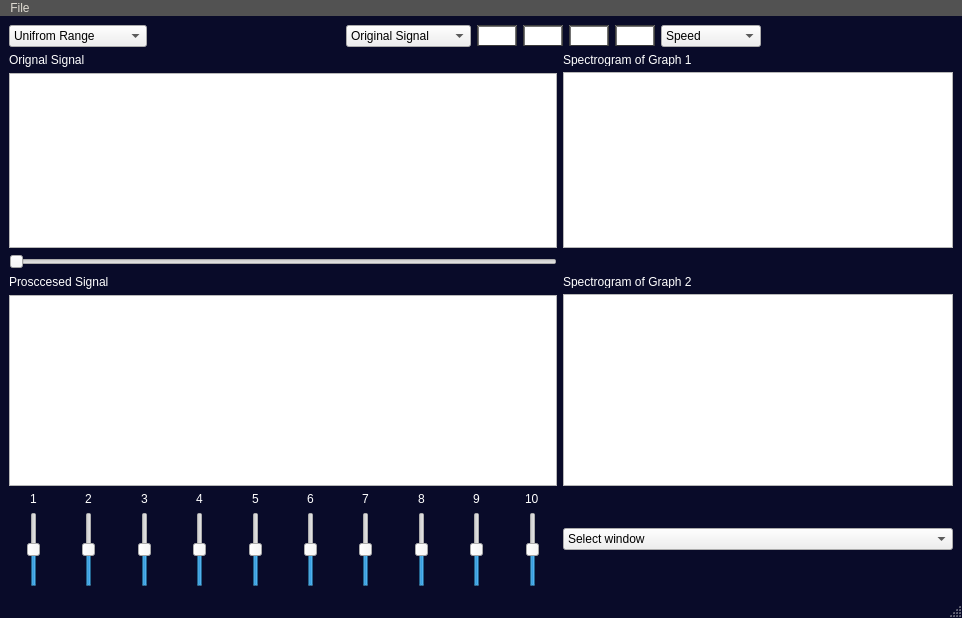
Old version of the form main.ui in the repository AliBadran716/Signal_equilizer.
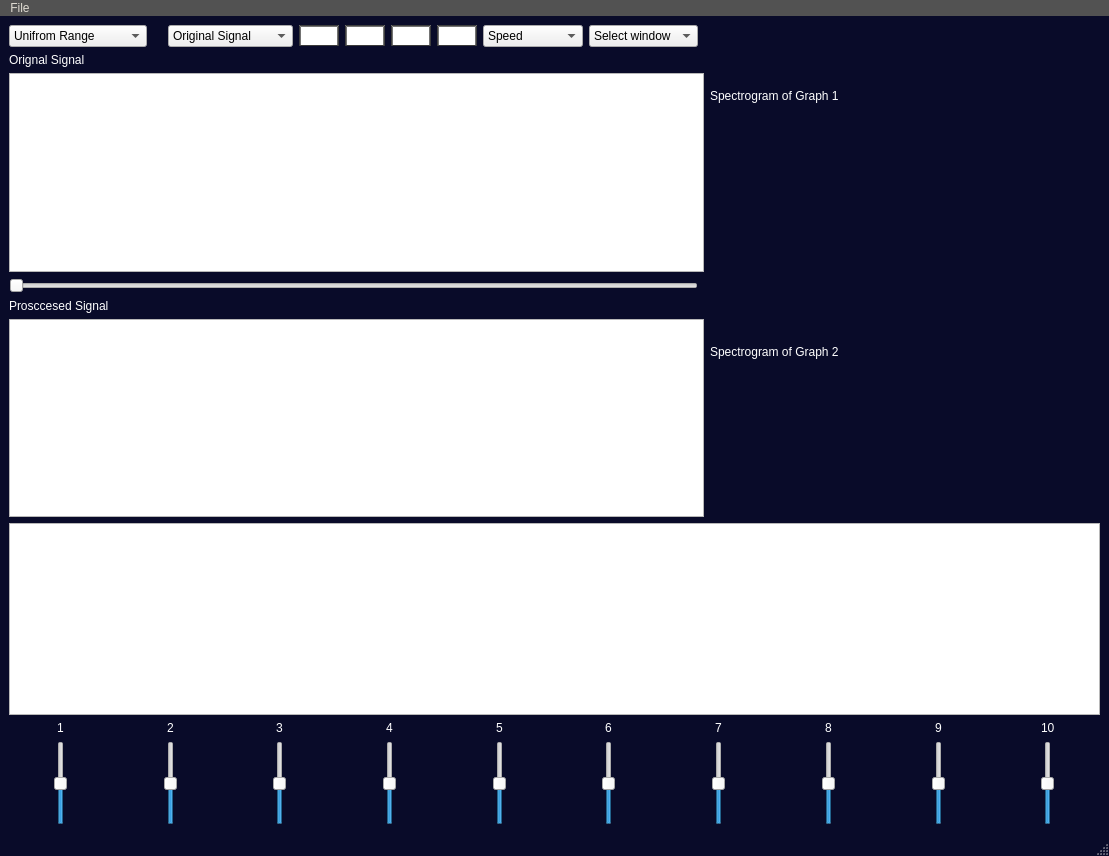
New version of the form. Icons and pictures are not drawn. Custom widgets are drawn as their Qt base class.

The edit to the form file:
```diff
--- a/main.ui
+++ b/main.ui
@@ -6,8 +6,8 @@
    <rect>
     <x>0</x>
     <y>0</y>
-    <width>962</width>
-    <height>618</height>
+    <width>1109</width>
+    <height>856</height>
    </rect>
   </property>
   <property name="windowTitle">
@@ -207,34 +207,7 @@
   </property>
   <widget class="QWidget" name="centralwidget">
    <layout class="QGridLayout" name="gridLayout">
-    <item row="1" column="1" rowspan="2">
-     <layout class="QVBoxLayout" name="verticalLayout_11">
-      <item alignment="Qt::AlignRight">
-       <widget class="QLabel" name="label_13">
-        <property name="minimumSize">
-         <size>
-          <width>390</width>
-          <height>13</height>
-         </size>
-        </property>
-        <property name="text">
-         <string>Spectrogram of Graph 1</string>
-        </property>
-       </widget>
-      </item>
-      <item alignment="Qt::AlignRight">
-       <widget class="PlotWidget" name="graphicsView_3">
-        <property name="minimumSize">
-         <size>
-          <width>390</width>
-          <height>172</height>
-         </size>
-        </property>
-       </widget>
-      </item>
-     </layout>
-    </item>
-    <item row="0" column="0" colspan="2">
+    <item row="0" column="0" rowspan="2">
      <layout class="QHBoxLayout" name="horizontalLayout_3">
       <item>
        <widget class="QComboBox" name="comboBox">
@@ -439,9 +412,46 @@
           </item>
          </widget>
         </item>
-       </layout>
+        <item>
+         <widget class="QComboBox" name="window_combo_box">
+          <property name="sizePolicy">
+           <sizepolicy hsizetype="Fixed" vsizetype="Fixed">
+            <horstretch>0</horstretch>
+            <verstretch>0</verstretch>
+           </sizepolicy>
+          </property>
+          <item>
+           <property name="text">
+            <string>Select window</string>
+           </property>
       </item>
       <item>
+           <property name="text">
+            <string>Rectangle</string>
+           </property>
+          </item>
+          <item>
+           <property name="text">
+            <string>Hamming</string>
+           </property>
+          </item>
+          <item>
+           <property name="text">
+            <string>Hanning</string>
+           </property>
+          </item>
+          <item>
+           <property name="text">
+            <string>Gaussian</string>
+           </property>
+          </item>
+         </widget>
+        </item>
+       </layout>
+      </item>
+     </layout>
+    </item>
+    <item row="0" column="1" rowspan="2" colspan="2">
        <spacer name="horizontalSpacer_2">
         <property name="orientation">
          <enum>Qt::Horizontal</enum>
@@ -454,26 +464,10 @@
         </property>
        </spacer>
       </item>
-     </layout>
-    </item>
-    <item row="4" column="0">
-     <layout class="QVBoxLayout" name="verticalLayout_13">
+    <item row="1" column="2" rowspan="2">
+     <layout class="QVBoxLayout" name="verticalLayout_11">
       <item>
-       <widget class="QLabel" name="label_12">
-        <property name="text">
-         <string>Prosccesed Signal</string>
-        </property>
-       </widget>
-      </item>
-      <item>
-       <widget class="PlotWidget" name="graphicsView_2"/>
-      </item>
-     </layout>
-    </item>
-    <item row="4" column="1">
-     <layout class="QVBoxLayout" name="verticalLayout_14">
-      <item alignment="Qt::AlignRight">
-       <widget class="QLabel" name="label_14">
+       <widget class="QLabel" name="label_13">
         <property name="minimumSize">
          <size>
           <width>390</width>
@@ -481,29 +475,16 @@
          </size>
         </property>
         <property name="text">
-         <string>Spectrogram of Graph 2</string>
+         <string>Spectrogram of Graph 1</string>
         </property>
        </widget>
       </item>
-      <item alignment="Qt::AlignRight">
-       <widget class="PlotWidget" name="graphicsView_4">
-        <property name="sizePolicy">
-         <sizepolicy hsizetype="MinimumExpanding" vsizetype="MinimumExpanding">
-          <horstretch>0</horstretch>
-          <verstretch>0</verstretch>
-         </sizepolicy>
-        </property>
-        <property name="minimumSize">
-         <size>
-          <width>390</width>
-          <height>192</height>
-         </size>
-        </property>
-       </widget>
+      <item>
+       <widget class="QWidget" name="widget" native="true"/>
       </item>
      </layout>
     </item>
-    <item row="1" column="0" rowspan="2">
+    <item row="2" column="0" colspan="2">
      <layout class="QVBoxLayout" name="verticalLayout_12">
       <item>
        <widget class="QLabel" name="label_11">
@@ -517,7 +498,53 @@
       </item>
      </layout>
     </item>
-    <item row="6" column="0">
+    <item row="3" column="0">
+     <widget class="QSlider" name="horizontalSlider">
+      <property name="orientation">
+       <enum>Qt::Horizontal</enum>
+      </property>
+     </widget>
+    </item>
+    <item row="4" column="0" colspan="2">
+     <layout class="QVBoxLayout" name="verticalLayout_23">
+      <item>
+       <widget class="QLabel" name="label_12">
+        <property name="text">
+         <string>Prosccesed Signal</string>
+        </property>
+       </widget>
+      </item>
+      <item>
+       <widget class="PlotWidget" name="graphicsView_3"/>
+      </item>
+     </layout>
+    </item>
+    <item row="4" column="2">
+     <layout class="QVBoxLayout" name="verticalLayout_24">
+      <item>
+       <widget class="QLabel" name="label_14">
+        <property name="minimumSize">
+         <size>
+          <width>390</width>
+          <height>13</height>
+         </size>
+        </property>
+        <property name="text">
+         <string>Spectrogram of Graph 2</string>
+        </property>
+       </widget>
+      </item>
+      <item>
+       <widget class="QWidget" name="widget_2" native="true"/>
+      </item>
+     </layout>
+    </item>
+    <item row="5" column="0" colspan="3">
+     <layout class="QVBoxLayout" name="verticalLayout_13">
+      <item>
+       <widget class="PlotWidget" name="graphicsView_2"/>
+      </item>
+      <item>
      <layout class="QHBoxLayout" name="horizontalLayout_2">
       <item>
        <layout class="QVBoxLayout" name="verticalLayout">
@@ -788,41 +815,7 @@
       </item>
      </layout>
     </item>
-    <item row="3" column="0">
-     <widget class="QSlider" name="horizontalSlider">
-      <property name="orientation">
-       <enum>Qt::Horizontal</enum>
-      </property>
-     </widget>
-    </item>
-    <item row="6" column="1">
-     <widget class="QComboBox" name="window_combo_box">
-      <item>
-       <property name="text">
-        <string>Select window</string>
-       </property>
-      </item>
-      <item>
-       <property name="text">
-        <string>Rectangle</string>
-       </property>
-      </item>
-      <item>
-       <property name="text">
-        <string>Hamming</string>
-       </property>
-      </item>
-      <item>
-       <property name="text">
-        <string>Hanning</string>
-       </property>
-      </item>
-      <item>
-       <property name="text">
-        <string>Gaussian</string>
-       </property>
-      </item>
-     </widget>
+     </layout>
     </item>
    </layout>
   </widget>
@@ -831,7 +824,7 @@
     <rect>
      <x>0</x>
      <y>0</y>
-     <width>962</width>
+     <width>1109</width>
      <height>23</height>
     </rect>
    </property>
```
Lines whose indentation alone changed are shown as unchanged.
